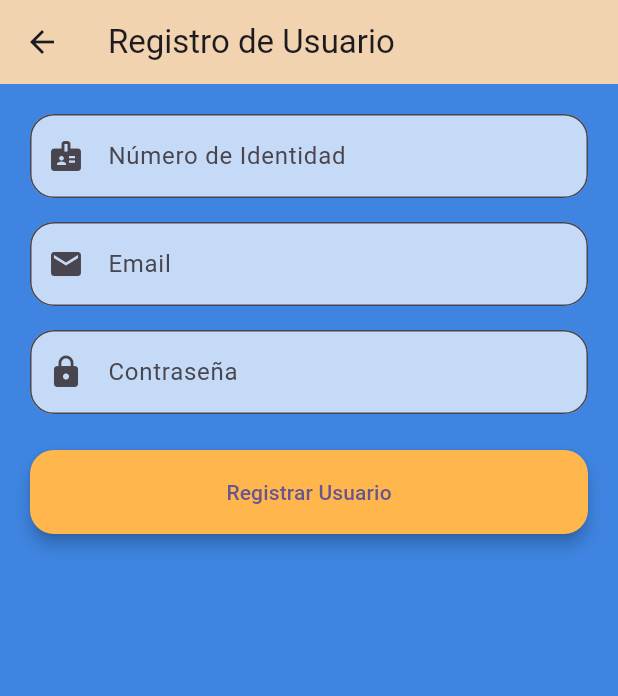
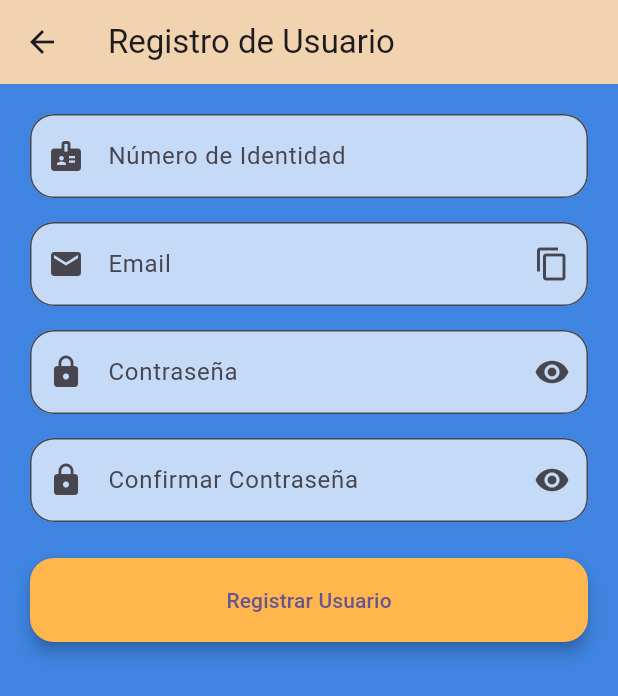
Before and after one commit to dosorto/AlcaldiasApp, a Flutter app: the RegisterScreen screen opened directly, on a phone screen of 412 x 824 dp. Shown: the top 696 px of the screen. Run offline on Flutter 3.47's test engine with Material 3 defaults, Android fonts, the phone set to English and light mode, and no system bars; our stand-ins replace flutter_map, flutter_screenutil, get, latlong2, shared_preferences; accounts and stored records are empty; network calls fail.

Commit message:
Actualizacion ambios de registrar

```diff
--- a/lib/constants.dart
+++ b/lib/constants.dart
@@ -1,2 +1,2 @@
 const API_URL2 = "https://02b3-190-53-248-128.ngrok-free.app/api";
-const API_URL = "http://127.0.0.1:8001/api";
+const API_URL = "http://127.0.0.1:8000/api";
--- a/lib/views/user.register.dart
+++ b/lib/views/user.register.dart
@@ -1,6 +1,7 @@
 import 'package:flutter/material.dart';
 import 'package:get/get.dart';
 import 'package:alcaldias/controllers/user.controller.dart'; // Asegúrate de que el controlador esté en la ruta correcta
+import 'package:flutter/services.dart';
 
 class RegisterScreen extends StatefulWidget {
   const RegisterScreen({Key? key}) : super(key: key);
@@ -13,6 +14,8 @@ class _RegisterScreenState extends State<RegisterScreen> {
   final TextEditingController _identityController = TextEditingController();
   final TextEditingController _emailController = TextEditingController();
   final TextEditingController _passwordController = TextEditingController();
+  final TextEditingController _confirmPasswordController =
+      TextEditingController();
 
   final LoginController _loginController =
       Get.put(LoginController()); // Instancia el controlador
@@ -20,11 +23,23 @@ class _RegisterScreenState extends State<RegisterScreen> {
   String _message = '';
   bool _isLoading = false;
 
+  // Controla la visibilidad de la contraseña
+  var _isPasswordHidden = true.obs;
+  var _isConfirmPasswordHidden = true.obs;
+
   Future<void> _registerUser() async {
     setState(() {
       _isLoading = true;
       _message = '';
     });
+
+    if (_passwordController.text != _confirmPasswordController.text) {
+      setState(() {
+        _isLoading = false;
+        _message = 'Las contraseñas no coinciden.';
+      });
+      return;
+    }
 
     String responseMessage = await _loginController.registerUser(
       _emailController.text,
@@ -34,9 +49,16 @@ class _RegisterScreenState extends State<RegisterScreen> {
 
     setState(() {
       _isLoading = false;
-      _message = responseMessage.isEmpty
-          ? 'Usuario registrado exitosamente.'
-          : responseMessage;
+
+      // Verifica si la respuesta contiene un correo electrónico
+      if (responseMessage.contains('@')) {
+        _emailController.text = responseMessage;
+        _message = 'Usuario ya registrado con el correo: $responseMessage';
+      } else if (responseMessage.isEmpty) {
+        _message = 'Usuario registrado exitosamente.';
+      } else {
+        _message = responseMessage;
+      }
     });
   }
 
@@ -71,10 +93,20 @@ class _RegisterScreenState extends State<RegisterScreen> {
               const SizedBox(height: 16.0),
               TextField(
                 controller: _emailController,
+                readOnly: true, // Hace que el TextField sea de solo lectura
                 keyboardType: TextInputType.emailAddress,
                 decoration: InputDecoration(
                   labelText: 'Email',
                   prefixIcon: Icon(Icons.email),
+                  suffixIcon: IconButton(
+                    icon: Icon(Icons.copy),
+                    onPressed: () {
+                      Clipboard.setData(
+                          ClipboardData(text: _emailController.text));
+                      ScaffoldMessenger.of(context).showSnackBar(SnackBar(
+                          content: Text('Correo copiado al portapapeles')));
+                    },
+                  ),
                   filled: true,
                   fillColor: Colors.white70,
                   border: OutlineInputBorder(
@@ -83,9 +115,9 @@ class _RegisterScreenState extends State<RegisterScreen> {
                 ),
               ),
               const SizedBox(height: 16.0),
-              TextField(
+              Obx(() => TextField(
                     controller: _passwordController,
-                obscureText: true, // Campo de contraseña
+                    obscureText: _isPasswordHidden.value,
                     decoration: InputDecoration(
                       labelText: 'Contraseña',
                       prefixIcon: Icon(Icons.lock),
@@ -94,8 +126,39 @@ class _RegisterScreenState extends State<RegisterScreen> {
                       border: OutlineInputBorder(
                         borderRadius: BorderRadius.circular(16.0),
                       ),
+                      suffixIcon: IconButton(
+                        icon: Icon(_isPasswordHidden.value
+                            ? Icons.visibility
+                            : Icons.visibility_off),
+                        onPressed: () {
+                          _isPasswordHidden.value = !_isPasswordHidden.value;
+                        },
                       ),
                     ),
+                  )),
+              const SizedBox(height: 16.0),
+              Obx(() => TextField(
+                    controller: _confirmPasswordController,
+                    obscureText: _isConfirmPasswordHidden.value,
+                    decoration: InputDecoration(
+                      labelText: 'Confirmar Contraseña',
+                      prefixIcon: Icon(Icons.lock),
+                      filled: true,
+                      fillColor: Colors.white70,
+                      border: OutlineInputBorder(
+                        borderRadius: BorderRadius.circular(16.0),
+                      ),
+                      suffixIcon: IconButton(
+                        icon: Icon(_isConfirmPasswordHidden.value
+                            ? Icons.visibility
+                            : Icons.visibility_off),
+                        onPressed: () {
+                          _isConfirmPasswordHidden.value =
+                              !_isConfirmPasswordHidden.value;
+                        },
+                      ),
+                    ),
+                  )),
               const SizedBox(height: 24.0),
               ElevatedButton(
                 onPressed: _isLoading ? null : _registerUser,
```
Also changed, not shown: lib/controllers/user.controller.dart (+15 -2 lines), lib/views/user.login.view.dart (+12 -4 lines), lib/controllers/georeferencia.controller.dart (line endings or trailing spaces), lib/controllers/pago.controller.dart (line endings or trailing spaces), lib/controllers/password.controller.dart (line endings or trailing spaces), lib/controllers/propiedades.controller.dart (line endings or trailing spaces), lib/controllers/user.profile.controller.dart (line endings or trailing spaces), lib/models/contribuyente.model.dart (line endings or trailing spaces), lib/models/georeferencia.model.dart (line endings or trailing spaces), lib/models/pago.model.dart (line endings or trailing spaces), lib/models/propiedad.model.dart (line endings or trailing spaces), lib/models/user2.model.dart (line endings or trailing spaces), lib/services/contribuyente.service.dart (line endings or trailing spaces), lib/services/georeferencia.service.dart (line endings or trailing spaces), 3 more files. Lines whose indentation alone changed are shown as unchanged.
